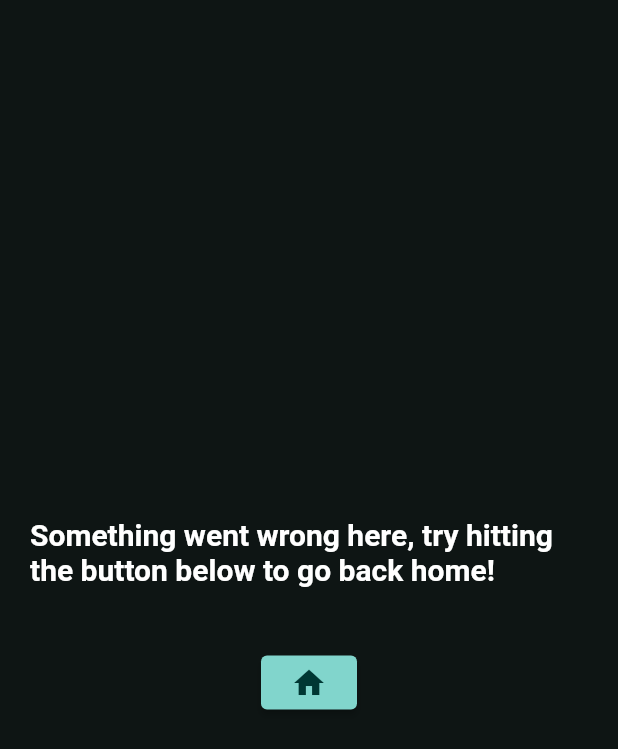
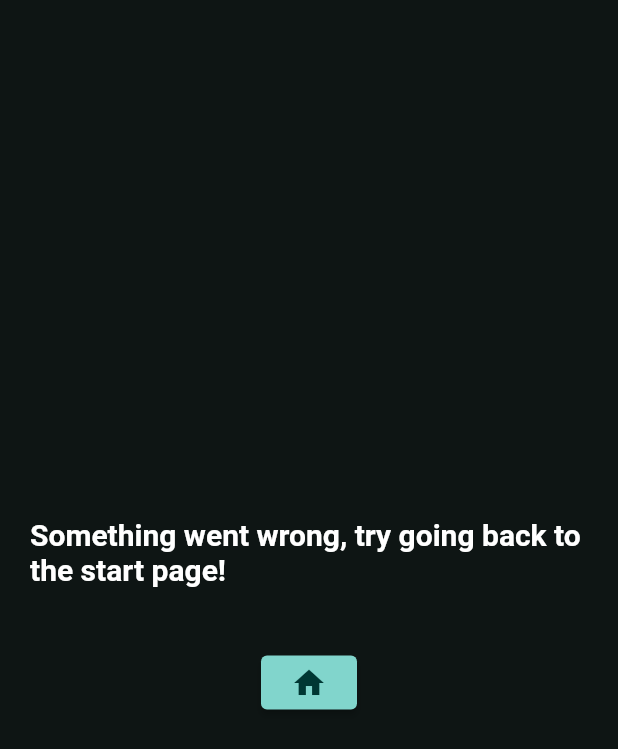
Before and after one commit to dy0gu/Playgroundey, a Flutter app: the ErrorPage screen opened directly, on a phone screen of 412 x 824 dp. Shown: the top 749 px of the screen. Run offline on Flutter 3.47's test engine with Material 2 defaults, Android fonts, the phone set to English and light mode, and no system bars; our stand-ins replace go_router, logger, url_strategy.

Commit message:
Add new message for unexpected routes

```diff
--- a/lib/pages/error_page.dart
+++ b/lib/pages/error_page.dart
@@ -13,7 +13,7 @@ class ErrorPage extends StatelessWidget {
           mainAxisAlignment: MainAxisAlignment.center,
           children: [
             const Text(
-              "Something went wrong here, try hitting the button below to go back home!",
+              "Something went wrong, try going back to the start page!",
               style: TextStyle(
                 fontSize: 20,
               ),
```
